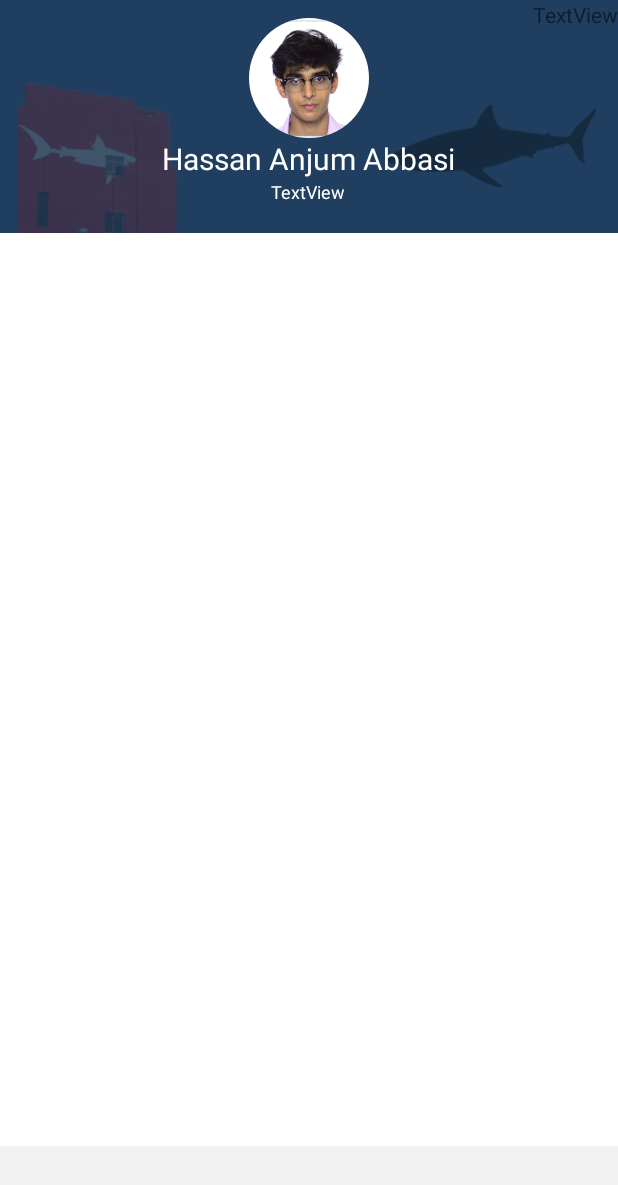
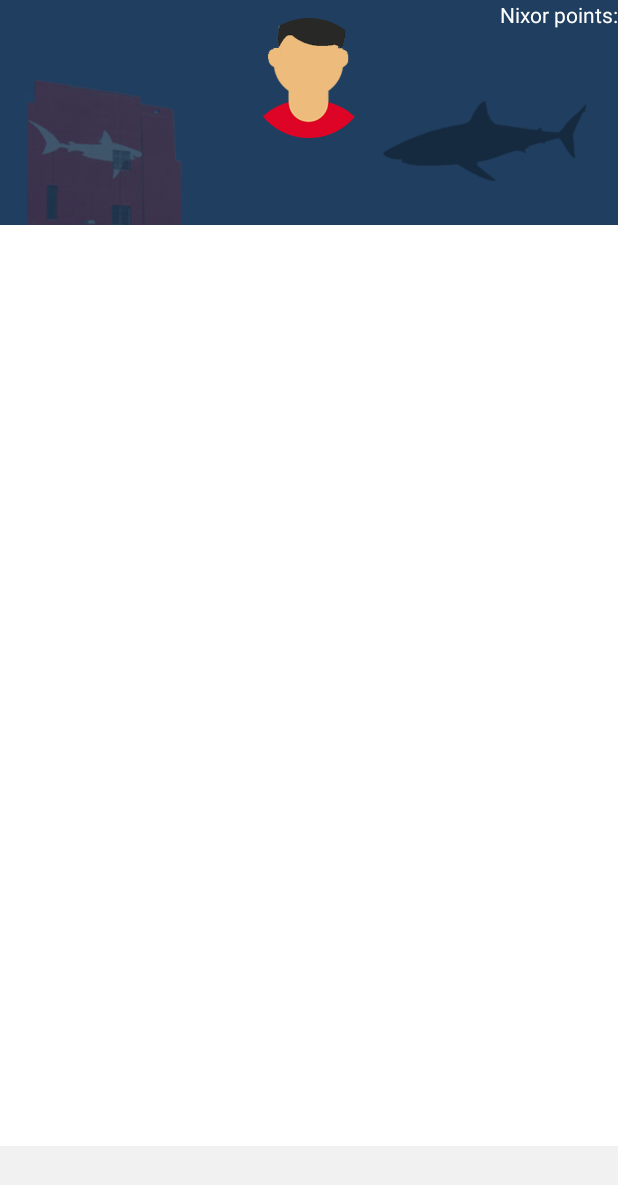
Before and after one commit to Talha-Siddiqui3/nsp12app, an Android app: the home_screen screen opened directly, with no data from a screen before it, on a phone screen of 412 x 824 dp. Shown: the top 1185 px of the screen. Run offline under Robolectric (Android 15) with nearby library versions, the phone set to English and light mode, and no system bars; our stand-ins replace CircleImageView, Firebase (no records; nobody signed in at launch, a user with empty details on screens opened directly); Roboto replaces fonts that are not available here; 2 statements that could not run were skipped.

```diff
--- a/app/build.gradle
+++ b/app/build.gradle
@@ -27,10 +27,14 @@ dependencies {
     implementation 'com.google.firebase:firebase-core:11.8.0'
     implementation 'com.google.android.gms:play-services-auth-api-phone:11.8.0'
     implementation 'com.google.firebase:firebase-database:11.8.0'
+    implementation 'com.google.firebase:firebase-storage:11.8.0'
     testImplementation 'junit:junit:4.12'
     implementation 'de.hdodenhof:circleimageview:2.2.0'
+    implementation 'com.github.bumptech.glide:glide:4.7.1'
+    annotationProcessor 'com.github.bumptech.glide:compiler:4.7.1'
+    androidTestImplementation 'com.android.support.test:runner:1.0.2'
+    implementation 'com.google.firebase:firebase-firestore:11.8.0'
 
-    androidTestImplementation 'com.android.support.test:runner:1.0.2'
 
     androidTestImplementation 'com.android.support.test.espresso:espresso-core:3.0.2'
     implementation files('libs/jsoup-1.11.3.jar')
--- a/app/src/main/AndroidManifest.xml
+++ b/app/src/main/AndroidManifest.xml
@@ -4,6 +4,8 @@
 
     <uses-permission android:name="android.permission.RECEIVE_SMS" />
     <uses-permission android:name="android.permission.READ_SMS" />
+
+
 
     <application
         android:allowBackup="true"
--- a/app/src/main/java/com/btb/nixorstudentapplication/Application_Home/home_screen.java
+++ b/app/src/main/java/com/btb/nixorstudentapplication/Application_Home/home_screen.java
@@ -1,19 +1,73 @@
 package com.btb.nixorstudentapplication.Application_Home;
 
 import android.app.Activity;
-import android.support.v7.app.AppCompatActivity;
+import android.content.Context;
 import android.os.Bundle;
+import android.widget.TextView;
 
 import com.btb.nixorstudentapplication.Misc.common_util;
 import com.btb.nixorstudentapplication.R;
+import com.btb.nixorstudentapplication.User.UserPhoto;
+import com.bumptech.glide.Glide;
+import com.google.firebase.firestore.FirebaseFirestore;
+
+import de.hdodenhof.circleimageview.CircleImageView;
 
 public class home_screen extends Activity {
+//XML
+CircleImageView photoStudent_circleView;
+TextView nameStudent_textView;
+TextView idStudent_textView;
+
+String TAG ="home_screen";
 common_util common_util = new common_util();
+public static String username;
+public static String photoURL;
+public static String Studentname;
+public static String StudentID;
+public static FirebaseFirestore db;
     @Override
     protected void onCreate(Bundle savedInstanceState) {
         super.onCreate(savedInstanceState);
         setContentView(R.layout.activity_home_screen);
 
+        //XML
+        photoStudent_circleView = findViewById(R.id.photoStudent_circleView);
+        idStudent_textView = findViewById(R.id.idStudent_textView);
+        nameStudent_textView = findViewById(R.id.nameStudent_textView);
+         db = FirebaseFirestore.getInstance();
+        loadStudentDetails();
+        common_util.checkActivation(home_screen.this,username);
     }
 
+
+    public void loadStudentDetails(){
+        //Get Username
+    username = getUsername();
+//Get Student Name
+getStudentName(home_screen.this);
+getStudentID(home_screen.this);
+    //Get Student photo
+    UserPhoto photoClass = new UserPhoto();
+    photoClass.getPhoto(username,home_screen.this);
+
+
+
 }
+    public void getStudentName(Context context){
+        Studentname = common_util.getUserDataLocally(context,"name");
+        nameStudent_textView.setText(Studentname);
+}
+    public void getStudentID(Context context){
+        StudentID = common_util.getUserDataLocally(context,"student_id");
+        idStudent_textView.setText(StudentID);
+    }
+    public String getUsername(){
+       return common_util.getUserDataLocally(home_screen.this,"username");
+    }
+    public void setDisplay(String photoUrl, Context context){
+        photoURL=photoUrl;
+            Glide.with(context).load(photoUrl).into(photoStudent_circleView);
+
+    }
+}
--- a/app/src/main/res/layout/activity_home_screen.xml
+++ b/app/src/main/res/layout/activity_home_screen.xml
@@ -10,7 +10,7 @@
     <ImageView
         android:id="@+id/imageView"
         android:layout_width="wrap_content"
-        android:layout_height="155dp"
+        android:layout_height="150dp"
         android:layout_alignParentTop="true"
         android:background="@color/main_header"
         android:src="@drawable/nav_header" />
@@ -23,7 +23,7 @@
         android:layout_alignParentTop="true"
         android:layout_centerHorizontal="true"
         android:layout_marginTop="12dp"
-        android:src="@drawable/sample" />
+        android:src="@drawable/student_mode" />
 
     <TextView
         android:id="@+id/nameStudent_textView"
@@ -32,7 +32,7 @@
         android:layout_height="wrap_content"
         android:layout_below="@+id/photoStudent_circleView"
         android:layout_centerHorizontal="true"
-        android:text="Hassan Anjum Abbasi"
+        android:text="Student Name"
         android:textColor="#fff" />
 
     <TextView
@@ -42,9 +42,20 @@
         android:layout_height="wrap_content"
         android:layout_below="@+id/nameStudent_textView"
         android:layout_centerHorizontal="true"
-        android:text="TextView"
+        android:text="Student ID"
         android:textColor="#fff"
         android:textSize="12sp" />
+
+    <TextView
+        android:id="@+id/nixorpoints_textView"
+        style="@style/sub_headings"
+        android:layout_width="wrap_content"
+        android:layout_height="wrap_content"
+        android:layout_alignParentEnd="true"
+        android:layout_alignParentTop="true"
+        android:text="@string/nixorpoints_textView"
+        android:textColor="#fff"
+        android:textSize="14sp" />
 
     <LinearLayout
         android:layout_width="match_parent"
@@ -54,11 +65,4 @@
         android:background="@color/van_footercolor"
         android:orientation="horizontal"></LinearLayout>
 
-    <TextView
-        android:id="@+id/textView6"
-        android:layout_width="wrap_content"
-        android:layout_height="wrap_content"
-        android:layout_alignParentEnd="true"
-        android:layout_alignParentTop="true"
-        android:text="TextView" />
 </RelativeLayout>
--- a/app/src/main/res/values/strings.xml
+++ b/app/src/main/res/values/strings.xml
@@ -52,4 +52,8 @@
     <string name="parentmode_button">Parent Mode</string>
     <string name="studentmode_button">Student Mode</string>
 
+    //home_screen
+    //XML
+    <string name="nixorpoints_textView">Nixor points: </string>
+
 </resources>
```
Also changed, not shown: app/src/main/java/com/btb/nixorstudentapplication/Autentication/User/AccountType.java (+4 -4 lines), app/src/main/java/com/btb/nixorstudentapplication/Autentication/login_screen.java (+21 -41 lines), app/src/main/java/com/btb/nixorstudentapplication/Autentication/nsp_web/portal_async.java (+21 -3 lines), app/src/main/java/com/btb/nixorstudentapplication/Autentication/nsp_web/portal_login.java (+1 -8 lines), app/src/main/java/com/btb/nixorstudentapplication/Misc/common_util.java (+12 -0 lines), app/src/main/java/com/btb/nixorstudentapplication/User/ImageDownloader.java (added, +51 -0 lines).
